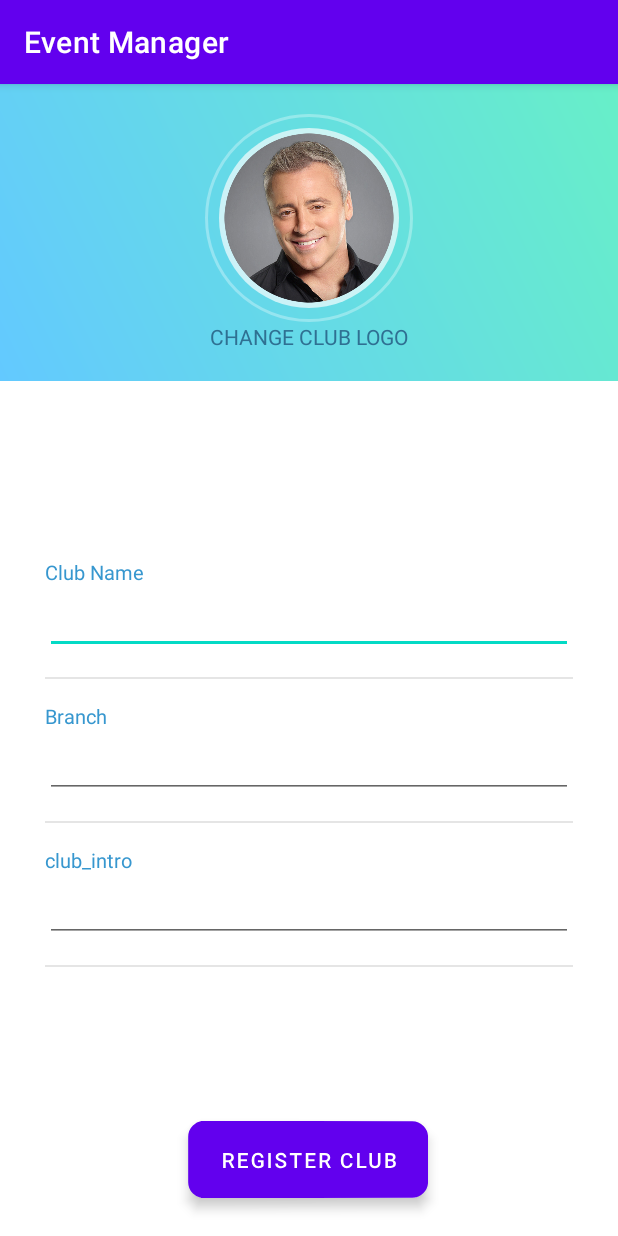
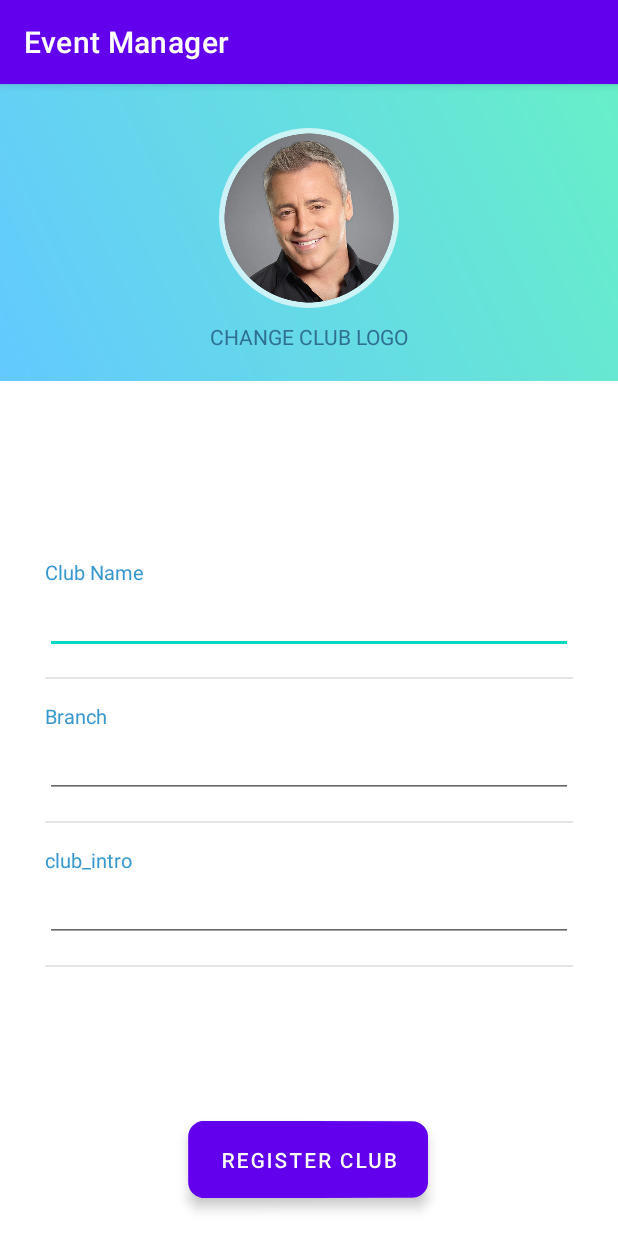
Before and after one commit to sauravnshetty/college-event-manager, an Android app: the ClubFormActivity screen opened directly, with no data from a screen before it, after a tap on "CHANGE CLUB LOGO", on a phone screen of 412 x 824 dp. Run offline under Robolectric (Android 15) with nearby library versions, the phone set to English and light mode, and no system bars; our stand-ins replace Firebase (no records; nobody signed in at launch, a user with empty details on screens opened directly).

```diff
--- a/app/src/main/AndroidManifest.xml
+++ b/app/src/main/AndroidManifest.xml
@@ -9,7 +9,9 @@
         android:roundIcon="@mipmap/ic_launcher_round"
         android:supportsRtl="true"
         android:theme="@style/Theme.EventManager">
-        <activity android:name=".ClubViewActivity"></activity>
+        <activity android:name=".EventFormActivity"></activity>
+        <activity android:name=".EventViewActivity" />
+        <activity android:name=".ClubViewActivity" />
         <activity android:name=".ClubFormActivity" />
         <activity
             android:name=".LoginActivity"
--- a/app/src/main/java/com/example/eventmanager/ClubFormActivity.java
+++ b/app/src/main/java/com/example/eventmanager/ClubFormActivity.java
@@ -58,16 +58,9 @@ public class ClubFormActivity extends AppCompatActivity {
 
         clubImage = findViewById(R.id.clubImage);
 
-        changeDpTv.setOnClickListener(new View.OnClickListener() {
-            @Override
-            public void onClick(View view) {
-                startActivityForResult(new Intent(Intent.ACTION_PICK, android.provider.MediaStore.Images.Media.INTERNAL_CONTENT_URI), GET_FROM_GALLERY);
-            }
-        });
+        changeDpTv.setOnClickListener(view -> startActivityForResult(new Intent(Intent.ACTION_PICK, MediaStore.Images.Media.INTERNAL_CONTENT_URI), GET_FROM_GALLERY));
 
-        submitBtn.setOnClickListener(new View.OnClickListener() {
-            @Override
-            public void onClick(View view) {
+        submitBtn.setOnClickListener(view -> {
             DatabaseReference mDatabaseReference = FirebaseDatabase.getInstance().getReference().child("clubs");
             String clubId = mDatabaseReference.push().getKey();
             uploadFile(clubId);
@@ -77,7 +70,6 @@ public class ClubFormActivity extends AppCompatActivity {
             mDatabaseReference.child(clubId).setValue(newClub);
             Toast.makeText(getApplicationContext(), "Club added, hopefully", Toast.LENGTH_SHORT).show();
             finish();
-            }
         });
     }
 
--- a/app/src/main/res/layout/activity_club_form.xml
+++ b/app/src/main/res/layout/activity_club_form.xml
@@ -19,8 +19,7 @@
             android:layout_width="wrap_content"
             android:layout_height="wrap_content"
             android:layout_centerHorizontal="true"
-            android:layout_marginTop="20dp"
-            android:background="@drawable/circle_border">
+            android:layout_marginTop="20dp">
 
             <ImageView
                 android:id="@+id/clubImage"
```
Also changed, not shown: app/src/main/java/com/example/eventmanager/ClubViewActivity.java (+14 -1 lines), app/src/main/java/com/example/eventmanager/ui/home/EventRecyclerViewAdapter.java (+12 -7 lines). Lines whose indentation alone changed are shown as unchanged.
